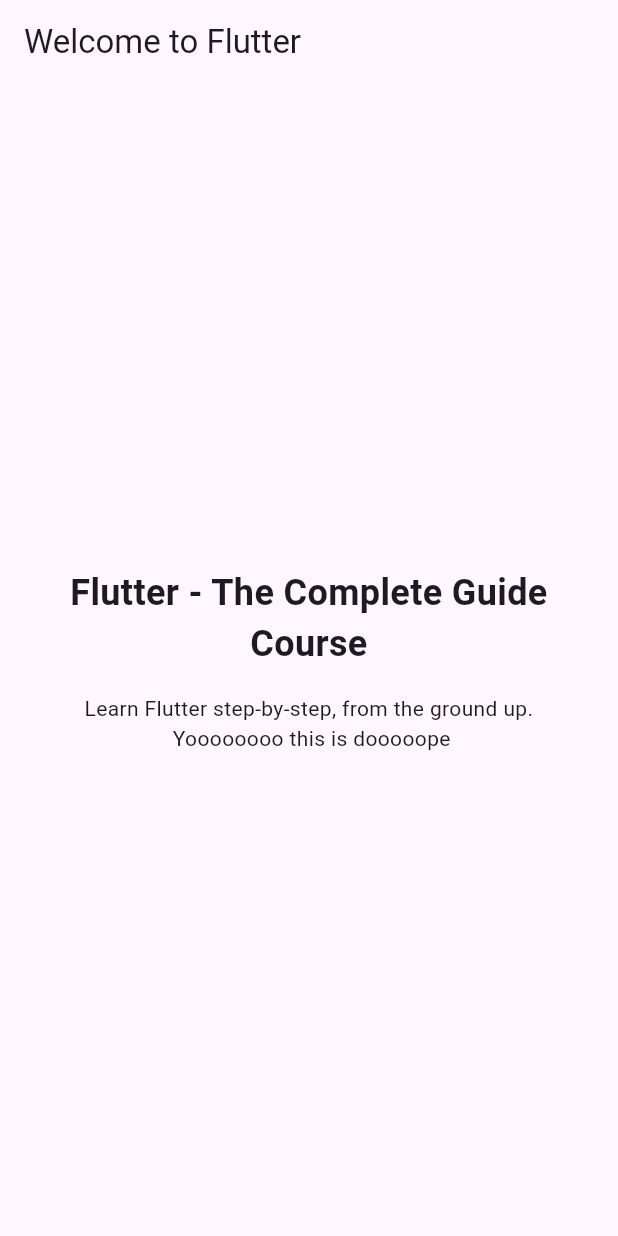
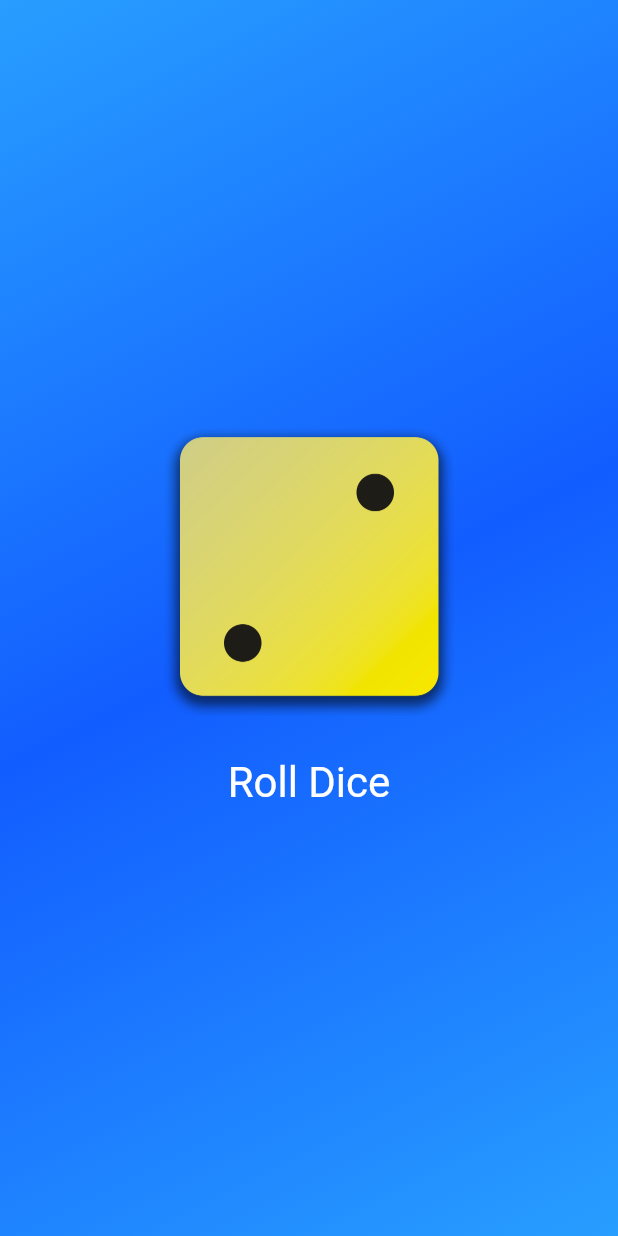
Before and after one commit to electronicmaxwell/flutter-projects, a Flutter app: the screen it shows after launch, on a phone screen of 412 x 824 dp. Run offline on Flutter 3.47's test engine with Material 3 defaults, Android fonts, the phone set to English and light mode, and no system bars.

Commit message:
Complete first app

```diff
--- /dev/null
+++ b/first_app/lib/dice_roller.dart
@@ -0,0 +1,40 @@
+import 'package:flutter/material.dart';
+import 'dart:math';
+
+final randomizer = Random();
+
+class DiceRoller extends StatefulWidget{
+  const DiceRoller({super.key});
+
+  @override
+  State<DiceRoller> createState() {
+    return _DiceRollerState();
+  }
+
+}
+
+class _DiceRollerState extends State<DiceRoller> {
+  var diceRoll = 2;
+  void rollDice() {
+    setState(() {diceRoll = randomizer.nextInt(6) + 1;});
+  }
+
+  @override
+  Widget build(context) {
+    return Column(
+            mainAxisSize: MainAxisSize.min,
+            children: [
+              Image.asset('assets/images/dice-$diceRoll.png', width: 200),
+              const SizedBox(height: 20,),
+              TextButton(
+                onPressed: rollDice,
+                style: TextButton.styleFrom(
+                  foregroundColor: Colors.white,
+                  textStyle: const TextStyle(
+                    fontSize: 28
+                )),
+                child: const Text('Roll Dice')
+          )],
+      );
+  }
+}
--- /dev/null
+++ b/first_app/lib/gradient_container.dart
@@ -0,0 +1,23 @@
+import 'package:flutter/material.dart';
+import 'package:first_app/dice_roller.dart';
+
+class GradientContainer extends StatelessWidget {
+  const GradientContainer({super.key, required this.colors});
+
+  final List<Color> colors;
+
+  @override
+  Widget build(context) {
+    return Container(
+      decoration: BoxDecoration(
+        gradient: LinearGradient(
+          begin: Alignment.topLeft,
+          end: Alignment.bottomRight,
+          colors: colors,
+        ),
+      ),
+      child: const Center(
+          child: DiceRoller()),
+    );
+  }
+}
--- a/first_app/lib/main.dart
+++ b/first_app/lib/main.dart
@@ -1,54 +1,17 @@
 import 'package:flutter/material.dart';
+import 'package:first_app/gradient_container.dart';
 
 void main() {
-  runApp(const MyApp());
+  runApp(
+    const MaterialApp(
+      home: Scaffold(
+          body: GradientContainer(
+            colors: [
+              Color.fromARGB(255, 40, 158, 255),
+              Color.fromARGB(255, 18, 93, 255),
+              Color.fromARGB(255, 40, 158, 255)
+            ],
+      )),
+    ),
+  );
 }
-
-// With Flutter, you create user interfaces by combining "widgets"
-// You'll learn all about them (and much more) throughout this course!
-class MyApp extends StatelessWidget {
-  const MyApp({super.key});
-
-  // Every custom widget must have a build() method
-  // It tells Flutter, which widgets make up your custom widget
-  // Again: You'll learn all about that throughout the course!
-  @override
-  Widget build(BuildContext context) {
-    // Below, a bunch of built-in widgets are used (provided by Flutter)
-    // They will be explained in the next sections
-    // In this course, you will, of course, not just use them a lot but
-    // also learn about many other widgets!
-    return MaterialApp(
-      title: 'Flutter First App',
-      theme: ThemeData(useMaterial3: true),
-      home: Scaffold(
-        appBar: AppBar(
-          title: const Text('Welcome to Flutter'),
-        ),
-        body: Container(
-          width: double.infinity,
-          padding: const EdgeInsets.all(12),
-          child: Column(
-            mainAxisAlignment: MainAxisAlignment.center,
-            crossAxisAlignment: CrossAxisAlignment.center,
-            children: const [
-              Text(
-                'Flutter - The Complete Guide Course',
-                textAlign: TextAlign.center,
-                style: TextStyle(
-                  fontSize: 24,
-                  fontWeight: FontWeight.bold,
-                ),
-              ),
-              SizedBox(height: 16),
-              Text(
-                'Learn Flutter step-by-step, from the ground up.  \n Yoooooooo this is dooooope',
-                textAlign: TextAlign.center,
-              ),
-            ],
-          ),
-        ),
-      ),
-    );
-  }
-}
```
Also changed, not shown: first_app/lib/styled_text.dart (added, +18 -0 lines), first_app/pubspec.yaml (+7 -3 lines), first_app/assets/images/dice-1.png (added), first_app/assets/images/dice-2.png (added), first_app/assets/images/dice-3.png (added), first_app/assets/images/dice-4.png (added), first_app/assets/images/dice-5.png (added), first_app/assets/images/dice-6.png (added), 2 other files.
